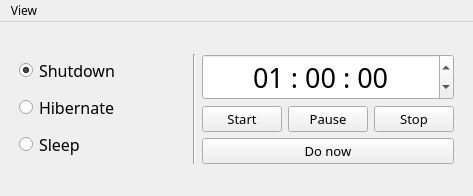
Before: the Qt Designer form pysd.ui in Zeplaro/pyShutdown, drawn with Qt 5.
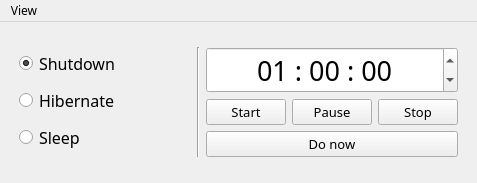
After: the same form once the commit is applied.

The edit to the form file:
```diff
--- a/pysd.ui
+++ b/pysd.ui
@@ -6,8 +6,8 @@
    <rect>
     <x>0</x>
     <y>0</y>
-    <width>473</width>
-    <height>196</height>
+    <width>477</width>
+    <height>183</height>
    </rect>
   </property>
   <property name="font">
@@ -20,6 +20,12 @@
   </property>
   <widget class="QWidget" name="centralwidget">
    <layout class="QVBoxLayout" name="verticalLayout_7">
+    <property name="topMargin">
+     <number>0</number>
+    </property>
+    <property name="bottomMargin">
+     <number>0</number>
+    </property>
     <item>
      <layout class="QHBoxLayout" name="main_layout">
       <property name="leftMargin">
@@ -182,8 +188,8 @@
     <rect>
      <x>0</x>
      <y>0</y>
-     <width>473</width>
-     <height>27</height>
+     <width>477</width>
+     <height>23</height>
     </rect>
    </property>
    <widget class="QMenu" name="menuView">
```
